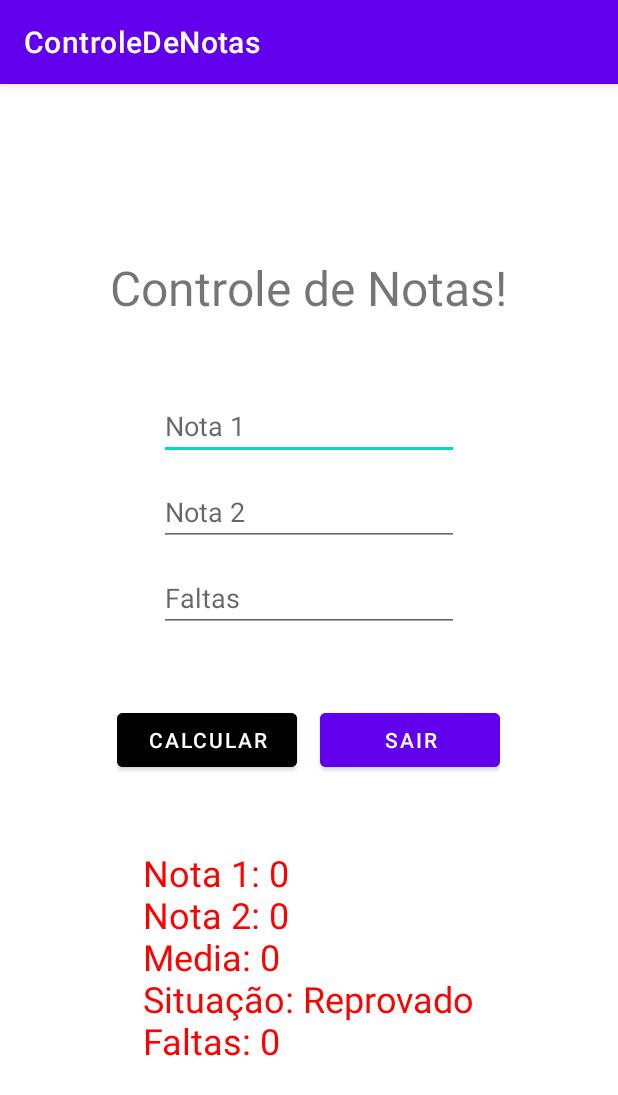
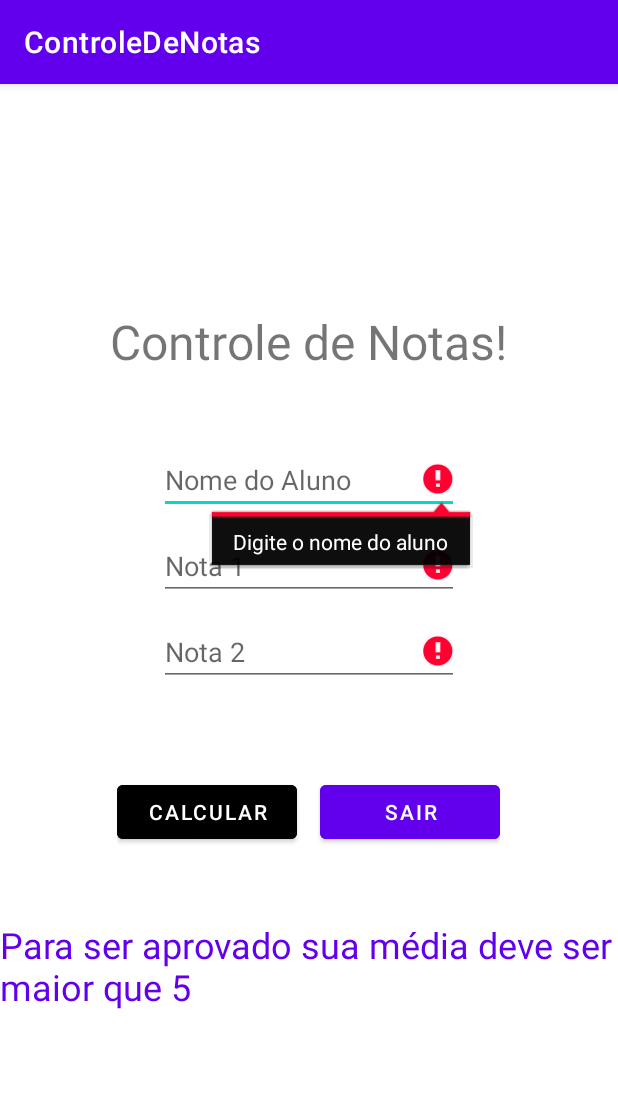
Before and after one commit to Danilomunhe/ControleDeNotas, an Android app: the screen it shows after launch (MainActivity), after a tap on "CALCULAR", on a phone screen of 412 x 824 dp. Shown: the top 1095 px of the screen. Run offline under Robolectric (Android 15) with nearby library versions, the light colour scheme and no system bars.

Commit message:
Arrumando a estrutura com funções

```diff
--- a/app/src/main/java/com/senai/controledenotas/MainActivity.kt
+++ b/app/src/main/java/com/senai/controledenotas/MainActivity.kt
@@ -6,6 +6,10 @@
 import android.widget.Button
 import android.widget.EditText
 import android.widget.TextView
+
+private lateinit var nota1EditText: EditText
+private lateinit var nota2EditText: EditText
+private lateinit var nomeEditText: EditText
 
 class MainActivity : AppCompatActivity() {
     override fun onCreate(savedInstanceState: Bundle?) {
@@ -16,34 +20,49 @@
         val sair = findViewById<Button>(R.id.sair)
 
 
-        calcular.setOnClickListener(){
-            val nota1 = findViewById<EditText>(R.id.nota1).text.toString().toInt()
-            val nota2 = findViewById<EditText>(R.id.nota2).text.toString().toInt()
-            val faltas = findViewById<EditText>(R.id.faltas).text.toString().toInt()
-            val resultado = findViewById<TextView>(R.id.resultado)
-            val media = (nota1 + nota2) / 2
+        calcular.setOnClickListener() {
+            nota1EditText = findViewById(R.id.nota1)
+            nota2EditText = findViewById(R.id.nota2)
+            nomeEditText = findViewById(R.id.nome)
+            val resultadoTextView = findViewById<TextView>(R.id.resultado)
 
-            if(faltas<=10) {
-                if (media >= 5) {
-                    resultado.text =
-                        "Nota 1: " + nota1 + "\n" + "Nota 2: " + nota2 + "\n"+"Media: " + media + "\n"+ "Situação: Aprovado" + "\n" + "Faltas: " + faltas
-                    resultado.setTextColor(Color.GREEN)
-                } else {
-                    resultado.text =
-                        "Nota 1: " + nota1 + "\n" + "Nota 2: " + nota2 + "\n" + "Media: " + media + "\n"+ "Situação: Reprovado" + "\n" + "Faltas: " + faltas
-                    resultado.setTextColor(Color.RED)
-                }
-            }else{
-                resultado.text =
-                    "Nota 1: " + nota1 + "\n" + "Nota 2: " + nota2 + "\n" + "Media: " + media + "\n" + "Situação: Reprovado" + "\n" + "Faltas: " + faltas
-                resultado.setTextColor(Color.RED)
+            if (validarCampos()) {
+                val nota1 = nota1EditText.text.toString().toInt()
+                val nota2 = nota2EditText.text.toString().toInt()
+
+
+                val media = calcularMedia(nota1, nota2)
+
+                resultadoTextView.text = situacaoAluno(media)
             }
+
         }
 
 
-        sair.setOnClickListener(){
+        sair.setOnClickListener() {
             finish()
         }
 
+
     }
+
+
+
+    private fun validarCampos(): Boolean {
+        var noError = true
+        if (nota1EditText.text.isBlank()) {
+            nota1EditText.setError("Digite a nota 1")
+            noError = false
+        }
+        if (nota2EditText.text.isBlank()) {
+            nota2EditText.setError("Digite a nota 2")
+            noError = false
+        }
+        if (nomeEditText.text.isBlank()) {
+            nomeEditText.setError("Digite o nome do aluno")
+            noError = false
+        }
+        return noError
+    }
+
 }
--- a/app/src/main/res/layout/activity_main.xml
+++ b/app/src/main/res/layout/activity_main.xml
@@ -20,11 +20,20 @@
         />
 
     <EditText
+        android:id="@+id/nome"
+        android:layout_width="200dp"
+        android:layout_height="wrap_content"
+        android:hint="Nome do Aluno"
+        android:inputType="text"
+        />
+
+    <EditText
         android:id="@+id/nota1"
         android:layout_width="200dp"
         android:layout_height="wrap_content"
         android:hint="Nota 1"
         android:inputType="number"
+        android:layout_marginTop="12dp"
         />
 
     <EditText
@@ -37,13 +46,7 @@
         android:layout_marginBottom="12sp"
         />
 
-    <EditText
-        android:id="@+id/faltas"
-        android:layout_width="200dp"
-        android:layout_height="wrap_content"
-        android:hint="Faltas"
-        android:inputType="number"
-        />
+
 
     <LinearLayout
         android:layout_width="wrap_content"
@@ -75,7 +78,7 @@
         android:id="@+id/resultado"
         android:layout_width="wrap_content"
         android:layout_height="wrap_content"
-        android:text="Para ser aprovado sua média deve ser maior que 5 e ter menos do que 10 faltas"
+        android:text="Para ser aprovado sua média deve ser maior que 5"
         android:textSize="24sp"
         android:textColor="@color/purple_500"
         />
```
Also changed, not shown: app/src/main/java/com/senai/controledenotas/ControleNotas.kt (added, +19 -0 lines).
